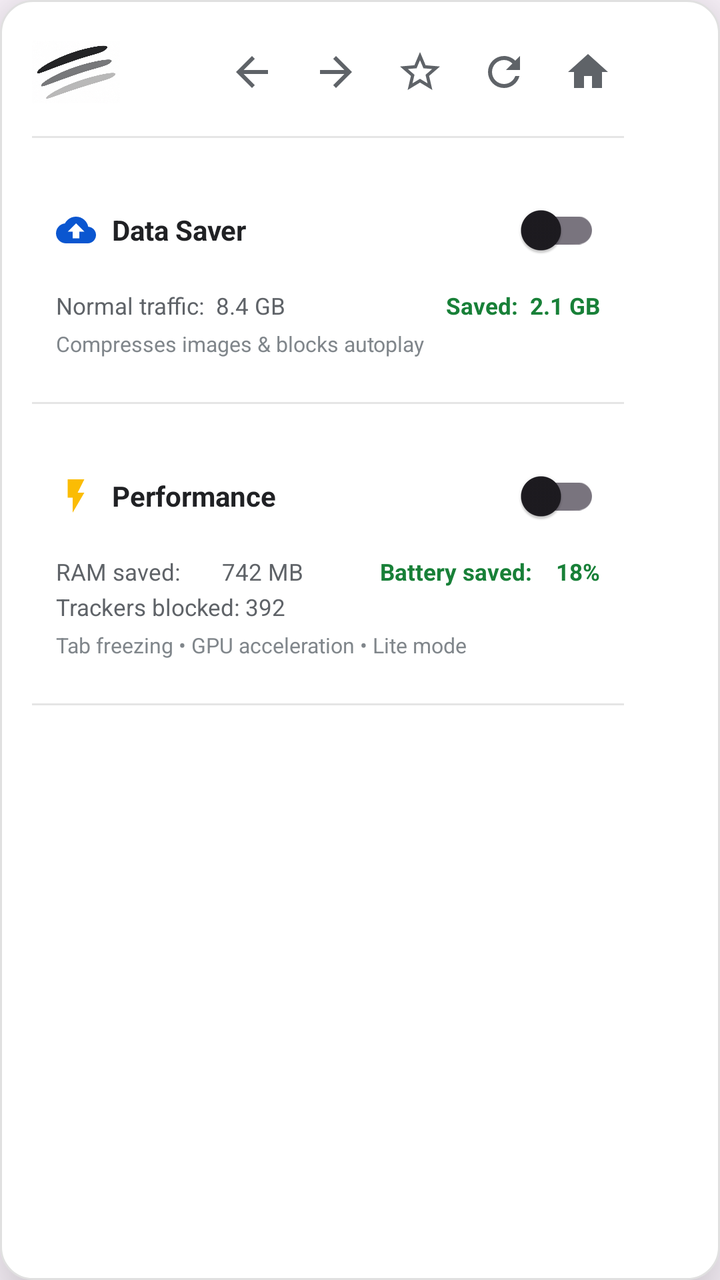
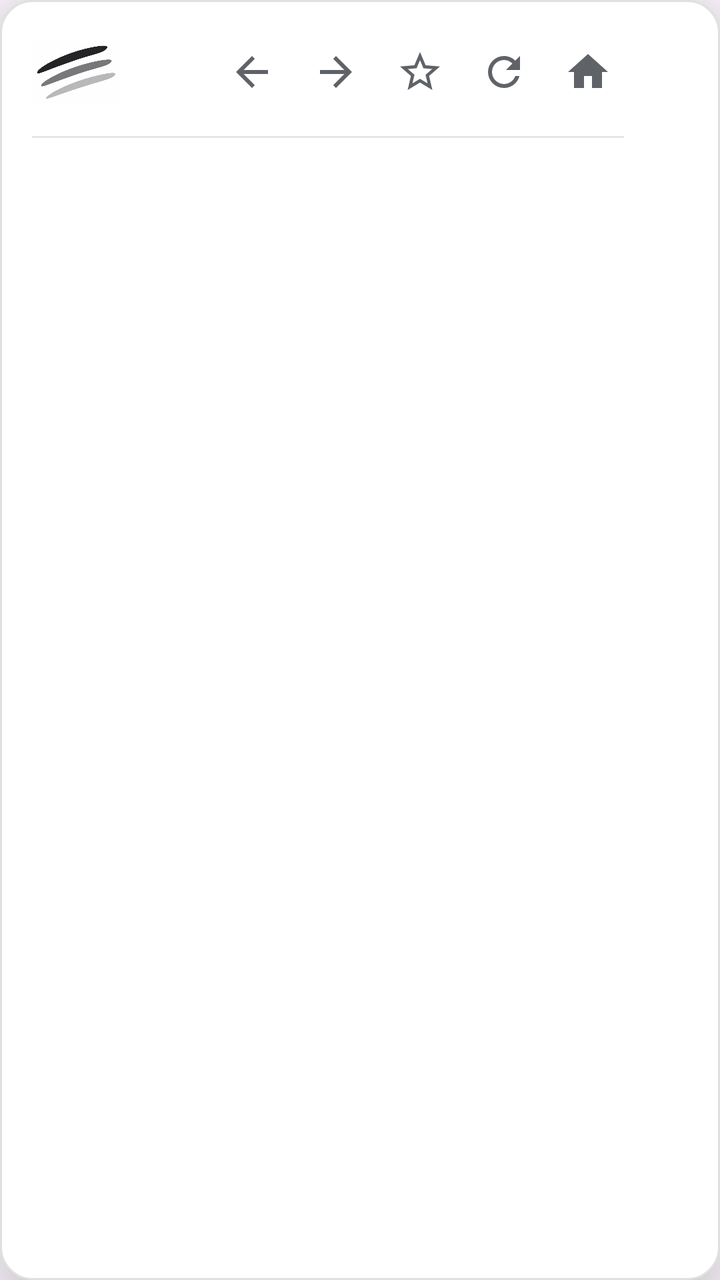

The first picture is an Android layout as it rendered before a commit; the second is the same layout after the commit. The layout source and the unified diff follow.
<!-- AndroidManifest.xml: application theme Theme.Haze -->
<!-- res/layout/layout_browser_menu.xml -->
<?xml version="1.0" encoding="utf-8"?>
<LinearLayout xmlns:android="http://schemas.android.com/apk/res/android"
    xmlns:app="http://schemas.android.com/apk/res-auto"
    android:id="@+id/menuRoot"
    android:layout_width="wrap_content"
    android:layout_height="wrap_content"
    android:background="@drawable/bg_popup_rounded"
    android:orientation="vertical"
    android:paddingStart="16dp"
    android:paddingEnd="16dp"
    android:paddingTop="14dp"
    android:paddingBottom="14dp"
    android:elevation="24dp">

    
    <RelativeLayout
        android:layout_width="296dp"
        android:layout_height="wrap_content"
        android:layout_marginBottom="10dp">

        <ImageView
            android:id="@+id/menuLogo"
            android:layout_width="44dp"
            android:layout_height="44dp"
            android:src="@drawable/haze_logo"
            android:scaleType="fitCenter"
            android:layout_alignParentStart="true"
            android:layout_centerVertical="true"
            android:contentDescription="Haze Logo" />

        <LinearLayout
            android:layout_width="wrap_content"
            android:layout_height="wrap_content"
            android:orientation="horizontal"
            android:gravity="center_vertical"
            android:layout_alignParentEnd="true"
            android:layout_centerVertical="true">

            <ImageButton
                android:id="@+id/btnMenuBack"
                android:layout_width="36dp"
                android:layout_height="36dp"
                android:background="@drawable/bg_circle_gray"
                android:src="@drawable/ic_arrow_back"
                android:layout_marginEnd="6dp"
                app:tint="#5F6368"
                android:contentDescription="Back" />

            <ImageButton
                android:id="@+id/btnMenuForward"
                android:layout_width="36dp"
                android:layout_height="36dp"
                android:background="@drawable/bg_circle_gray"
                android:src="@drawable/ic_arrow_forward"
                android:layout_marginEnd="6dp"
                app:tint="#5F6368"
                android:contentDescription="Forward" />

            <ImageButton
                android:id="@+id/btnMenuStar"
                android:layout_width="36dp"
                android:layout_height="36dp"
                android:background="@drawable/bg_circle_gray"
                android:src="@drawable/ic_star_outline"
                android:layout_marginEnd="6dp"
                app:tint="#5F6368"
                android:contentDescription="Star" />

            <ImageButton
                android:id="@+id/btnMenuReload"
                android:layout_width="36dp"
                android:layout_height="36dp"
                android:background="@drawable/bg_circle_gray"
                android:src="@drawable/ic_refresh"
                android:layout_marginEnd="6dp"
                app:tint="#5F6368"
                android:contentDescription="Reload" />

            <ImageButton
                android:id="@+id/btnMenuHome"
                android:layout_width="36dp"
                android:layout_height="36dp"
                android:background="@drawable/bg_circle_gray"
                android:src="@drawable/ic_home"
                app:tint="#5F6368"
                android:contentDescription="Home" />
        </LinearLayout>
    </RelativeLayout>

    <View
        android:id="@+id/menuDivider"
        android:layout_width="296dp"
        android:layout_height="1dp"
        android:background="#E5E5E5"
        android:layout_marginBottom="10dp" />

    
    <LinearLayout
        android:id="@+id/dataSaverBlock"
        android:layout_width="296dp"
        android:layout_height="wrap_content"
        android:orientation="vertical"
        android:padding="12dp"
        android:layout_marginBottom="10dp"
        android:clickable="true"
        android:focusable="true">

        <RelativeLayout
            android:layout_width="match_parent"
            android:layout_height="wrap_content"
            android:layout_marginBottom="6dp">

            <LinearLayout
                android:layout_width="wrap_content"
                android:layout_height="wrap_content"
                android:orientation="horizontal"
                android:gravity="center_vertical"
                android:layout_alignParentStart="true"
                android:layout_centerVertical="true">

                <ImageView
                    android:id="@+id/ivDataSaverIcon"
                    android:layout_width="20dp"
                    android:layout_height="20dp"
                    android:src="@drawable/ic_data_saver"
                    android:layout_marginEnd="8dp"
                    app:tint="#0A56D0" />

                <TextView
                    android:id="@+id/tvDataSaverTitle"
                    android:layout_width="wrap_content"
                    android:layout_height="wrap_content"
                    android:text="Data Saver"
                    android:textSize="14sp"
                    android:textStyle="bold"
                    android:textColor="#202124" />
            </LinearLayout>

            <androidx.appcompat.widget.SwitchCompat
                android:id="@+id/switchDataSaver"
                android:layout_width="wrap_content"
                android:layout_height="wrap_content"
                android:layout_alignParentEnd="true"
                android:layout_centerVertical="true" />
        </RelativeLayout>

        
        <LinearLayout
            android:layout_width="match_parent"
            android:layout_height="wrap_content"
            android:orientation="horizontal"
            android:gravity="center_vertical"
            android:layout_marginBottom="4dp">

            <TextView
                android:id="@+id/tvTrafficLabel"
                android:layout_width="0dp"
                android:layout_height="wrap_content"
                android:layout_weight="1"
                android:text="Normal traffic:  8.4 GB"
                android:textSize="11.5sp"
                android:textColor="#5F6368" />

            <TextView
                android:id="@+id/tvSavedLabel"
                android:layout_width="wrap_content"
                android:layout_height="wrap_content"
                android:text="Saved:  2.1 GB"
                android:textSize="11.5sp"
                android:textStyle="bold"
                android:textColor="#188038" />
        </LinearLayout>

        
        <TextView
            android:id="@+id/tvDataSaverHint"
            android:layout_width="match_parent"
            android:layout_height="wrap_content"
            android:text="Compresses images &amp; blocks autoplay"
            android:textSize="10.5sp"
            android:textColor="#80868B" />
    </LinearLayout>

    <View
        android:id="@+id/dataSaverDivider"
        android:layout_width="296dp"
        android:layout_height="1dp"
        android:background="#E5E5E5"
        android:layout_marginBottom="10dp" />

    
    <LinearLayout
        android:id="@+id/performanceBlock"
        android:layout_width="296dp"
        android:layout_height="wrap_content"
        android:orientation="vertical"
        android:padding="12dp"
        android:layout_marginBottom="10dp"
        android:clickable="true"
        android:focusable="true">

        <RelativeLayout
            android:layout_width="match_parent"
            android:layout_height="wrap_content"
            android:layout_marginBottom="6dp">

            <LinearLayout
                android:layout_width="wrap_content"
                android:layout_height="wrap_content"
                android:orientation="horizontal"
                android:gravity="center_vertical"
                android:layout_alignParentStart="true"
                android:layout_centerVertical="true">

                <ImageView
                    android:id="@+id/ivPerformanceIcon"
                    android:layout_width="20dp"
                    android:layout_height="20dp"
                    android:src="@drawable/ic_bolt"
                    android:layout_marginEnd="8dp"
                    app:tint="#FBBC04" />

                <TextView
                    android:id="@+id/tvPerformanceTitle"
                    android:layout_width="wrap_content"
                    android:layout_height="wrap_content"
                    android:text="Performance"
                    android:textSize="14sp"
                    android:textStyle="bold"
                    android:textColor="#202124" />
            </LinearLayout>

            <androidx.appcompat.widget.SwitchCompat
                android:id="@+id/switchPerformance"
                android:layout_width="wrap_content"
                android:layout_height="wrap_content"
                android:layout_alignParentEnd="true"
                android:layout_centerVertical="true" />
        </RelativeLayout>

        
        <LinearLayout
            android:layout_width="match_parent"
            android:layout_height="wrap_content"
            android:orientation="horizontal"
            android:gravity="center_vertical"
            android:layout_marginBottom="2dp">

            <TextView
                android:id="@+id/tvRamSavedLabel"
                android:layout_width="0dp"
                android:layout_height="wrap_content"
                android:layout_weight="1"
                android:text="RAM saved:       742 MB"
                android:textSize="11.5sp"
                android:textColor="#5F6368" />

            <TextView
                android:id="@+id/tvBatterySavedLabel"
                android:layout_width="wrap_content"
                android:layout_height="wrap_content"
                android:text="Battery saved:    18%"
                android:textSize="11.5sp"
                android:textStyle="bold"
                android:textColor="#188038" />
        </LinearLayout>

        
        <TextView
            android:id="@+id/tvTrackersBlockedLabel"
            android:layout_width="match_parent"
            android:layout_height="wrap_content"
            android:text="Trackers blocked: 392"
            android:textSize="11.5sp"
            android:textColor="#5F6368"
            android:layout_marginBottom="4dp" />

        
        <TextView
            android:id="@+id/tvPerformanceHint"
            android:layout_width="match_parent"
            android:layout_height="wrap_content"
            android:text="Tab freezing • GPU acceleration • Lite mode"
            android:textSize="10.5sp"
            android:textColor="#80868B" />
    </LinearLayout>

    <View
        android:id="@+id/performanceDivider"
        android:layout_width="296dp"
        android:layout_height="1dp"
        android:background="#E5E5E5"
        android:layout_marginBottom="10dp" />

    
    <GridLayout
        android:id="@+id/menuGrid"
        android:layout_width="296dp"
        android:layout_height="wrap_content"
        android:columnCount="4" />
</LinearLayout>
<!-- resources referenced by this layout -->
<resources>
  <!-- drawable bg_circle_gray (drawable) -->
  <?xml version="1.0" encoding="utf-8"?>
  <shape xmlns:android="http://schemas.android.com/apk/res/android" android:shape="oval">
      <solid android:color="#00000000" />
  </shape>
  <!-- drawable bg_popup_rounded (drawable) -->
  <?xml version="1.0" encoding="utf-8"?>
  <shape xmlns:android="http://schemas.android.com/apk/res/android" android:shape="rectangle">
      <solid android:color="#FFFFFF" />
      <corners android:radius="16dp" />
      <stroke android:width="1dp" android:color="#E0E0E0" />
  </shape>
  <!-- drawable haze_logo: png bitmap (drawable, 321738 bytes) -->
  <!-- drawable ic_arrow_back (drawable) -->
  <vector xmlns:android="http://schemas.android.com/apk/res/android"
      android:width="24dp"
      android:height="24dp"
      android:viewportWidth="24"
      android:viewportHeight="24">
    <path
        android:fillColor="@android:color/white"
        android:pathData="M20,11H7.83l5.59,-5.59L12,4l-8,8 8,8 1.41,-1.41L7.83,13H20v-2z"/>
  </vector>
  <!-- drawable ic_arrow_forward (drawable) -->
  <vector xmlns:android="http://schemas.android.com/apk/res/android"
      android:width="24dp"
      android:height="24dp"
      android:viewportWidth="24"
      android:viewportHeight="24">
    <path
        android:fillColor="@android:color/white"
        android:pathData="M12,4l-1.41,1.41L16.17,11H4v2h12.17l-5.58,5.59L12,20l8,-8z"/>
  </vector>
  <!-- drawable ic_bolt (drawable) -->
  <vector xmlns:android="http://schemas.android.com/apk/res/android"
      android:width="24dp"
      android:height="24dp"
      android:viewportWidth="24"
      android:viewportHeight="24">
    <path
        android:fillColor="#5F6368"
        android:pathData="M7,2v11h3v9l7,-12h-4l4,-8z"/>
  </vector>
  <!-- drawable ic_data_saver (drawable) -->
  <vector xmlns:android="http://schemas.android.com/apk/res/android"
      android:width="24dp"
      android:height="24dp"
      android:viewportWidth="24"
      android:viewportHeight="24">
    <path
        android:fillColor="#5F6368"
        android:pathData="M19.35,10.04C18.67,6.59 15.64,4 12,4 9.11,4 6.6,5.64 5.35,8.04 2.34,8.36 0,10.91 0,14c0,3.31 2.69,6 6,6h13c2.76,0 5,-2.24 5,-5 0,-2.64 -2.05,-4.78 -4.65,-4.96zM14,13v4h-4v-4H7l5,-5 5,5h-3z"/>
  </vector>
  <!-- drawable ic_home (drawable) -->
  <vector xmlns:android="http://schemas.android.com/apk/res/android"
      android:width="24dp"
      android:height="24dp"
      android:viewportWidth="24"
      android:viewportHeight="24">
      <path
          android:fillColor="#FF5F6368"
          android:pathData="M10,20V14H14V20H19V12H22L12,3L2,12H5V20H10Z"/>
  </vector>
  <!-- drawable ic_refresh (drawable) -->
  <vector xmlns:android="http://schemas.android.com/apk/res/android"
      android:width="24dp"
      android:height="24dp"
      android:viewportWidth="24"
      android:viewportHeight="24">
      <path
          android:fillColor="#FFFFFF"
          android:pathData="M17.65,6.35C16.2,4.9 14.21,4 12,4A8,8 0 0,0 4,12A8,8 0 0,0 12,20C15.73,20 18.84,17.45 19.73,14H17.65C16.83,16.33 14.61,18 12,18A6,6 0 0,1 6,12A6,6 0 0,1 12,6C13.66,6 15.14,6.69 16.22,7.78L13,11H20V4L17.65,6.35Z"/>
  </vector>
  <!-- drawable ic_star_outline (drawable) -->
  <vector xmlns:android="http://schemas.android.com/apk/res/android"
      android:width="24dp"
      android:height="24dp"
      android:viewportWidth="24"
      android:viewportHeight="24">
      <path
          android:fillColor="#FFFFFF"
          android:pathData="M22,9.24l-7.19,-0.62L12,2L9.19,8.63L2,9.24l5.46,4.73L5.82,21L12,17.27L18.18,21l-1.63,-7.03L22,9.24zM12,15.4l-3.76,2.27l1,-4.28l-3.32,-2.88l4.38,-0.38L12,6.1l1.71,4.04l4.38,0.38l-3.32,2.88l1,4.28L12,15.4z"/>
  </vector>
  <style name="Theme.Haze" parent="Base.Theme.Haze" />
  <style name="Base.Theme.Haze" parent="Theme.Material3.DayNight.NoActionBar">
          
          
      </style>
</resources>

<!-- the commit's change to res/layout/layout_browser_menu.xml (unified diff, before → after) -->
@@ -95,204 +95,6 @@
         android:layout_marginBottom="10dp" />
 
     
-    <LinearLayout
-        android:id="@+id/dataSaverBlock"
-        android:layout_width="296dp"
-        android:layout_height="wrap_content"
-        android:orientation="vertical"
-        android:padding="12dp"
-        android:layout_marginBottom="10dp"
-        android:clickable="true"
-        android:focusable="true">
-
-        <RelativeLayout
-            android:layout_width="match_parent"
-            android:layout_height="wrap_content"
-            android:layout_marginBottom="6dp">
-
-            <LinearLayout
-                android:layout_width="wrap_content"
-                android:layout_height="wrap_content"
-                android:orientation="horizontal"
-                android:gravity="center_vertical"
-                android:layout_alignParentStart="true"
-                android:layout_centerVertical="true">
-
-                <ImageView
-                    android:id="@+id/ivDataSaverIcon"
-                    android:layout_width="20dp"
-                    android:layout_height="20dp"
-                    android:src="@drawable/ic_data_saver"
-                    android:layout_marginEnd="8dp"
-                    app:tint="#0A56D0" />
-
-                <TextView
-                    android:id="@+id/tvDataSaverTitle"
-                    android:layout_width="wrap_content"
-                    android:layout_height="wrap_content"
-                    android:text="Data Saver"
-                    android:textSize="14sp"
-                    android:textStyle="bold"
-                    android:textColor="#202124" />
-            </LinearLayout>
-
-            <androidx.appcompat.widget.SwitchCompat
-                android:id="@+id/switchDataSaver"
-                android:layout_width="wrap_content"
-                android:layout_height="wrap_content"
-                android:layout_alignParentEnd="true"
-                android:layout_centerVertical="true" />
-        </RelativeLayout>
-
-        
-        <LinearLayout
-            android:layout_width="match_parent"
-            android:layout_height="wrap_content"
-            android:orientation="horizontal"
-            android:gravity="center_vertical"
-            android:layout_marginBottom="4dp">
-
-            <TextView
-                android:id="@+id/tvTrafficLabel"
-                android:layout_width="0dp"
-                android:layout_height="wrap_content"
-                android:layout_weight="1"
-                android:text="Normal traffic:  8.4 GB"
-                android:textSize="11.5sp"
-                android:textColor="#5F6368" />
-
-            <TextView
-                android:id="@+id/tvSavedLabel"
-                android:layout_width="wrap_content"
-                android:layout_height="wrap_content"
-                android:text="Saved:  2.1 GB"
-                android:textSize="11.5sp"
-                android:textStyle="bold"
-                android:textColor="#188038" />
-        </LinearLayout>
-
-        
-        <TextView
-            android:id="@+id/tvDataSaverHint"
-            android:layout_width="match_parent"
-            android:layout_height="wrap_content"
-            android:text="Compresses images &amp; blocks autoplay"
-            android:textSize="10.5sp"
-            android:textColor="#80868B" />
-    </LinearLayout>
-
-    <View
-        android:id="@+id/dataSaverDivider"
-        android:layout_width="296dp"
-        android:layout_height="1dp"
-        android:background="#E5E5E5"
-        android:layout_marginBottom="10dp" />
-
-    
-    <LinearLayout
-        android:id="@+id/performanceBlock"
-        android:layout_width="296dp"
-        android:layout_height="wrap_content"
-        android:orientation="vertical"
-        android:padding="12dp"
-        android:layout_marginBottom="10dp"
-        android:clickable="true"
-        android:focusable="true">
-
-        <RelativeLayout
-            android:layout_width="match_parent"
-            android:layout_height="wrap_content"
-            android:layout_marginBottom="6dp">
-
-            <LinearLayout
-                android:layout_width="wrap_content"
-                android:layout_height="wrap_content"
-                android:orientation="horizontal"
-                android:gravity="center_vertical"
-                android:layout_alignParentStart="true"
-                android:layout_centerVertical="true">
-
-                <ImageView
-                    android:id="@+id/ivPerformanceIcon"
-                    android:layout_width="20dp"
-                    android:layout_height="20dp"
-                    android:src="@drawable/ic_bolt"
-                    android:layout_marginEnd="8dp"
-                    app:tint="#FBBC04" />
-
-                <TextView
-                    android:id="@+id/tvPerformanceTitle"
-                    android:layout_width="wrap_content"
-                    android:layout_height="wrap_content"
-                    android:text="Performance"
-                    android:textSize="14sp"
-                    android:textStyle="bold"
-                    android:textColor="#202124" />
-            </LinearLayout>
-
-            <androidx.appcompat.widget.SwitchCompat
-                android:id="@+id/switchPerformance"
-                android:layout_width="wrap_content"
-                android:layout_height="wrap_content"
-                android:layout_alignParentEnd="true"
-                android:layout_centerVertical="true" />
-        </RelativeLayout>
-
-        
-        <LinearLayout
-            android:layout_width="match_parent"
-            android:layout_height="wrap_content"
-            android:orientation="horizontal"
-            android:gravity="center_vertical"
-            android:layout_marginBottom="2dp">
-
-            <TextView
-                android:id="@+id/tvRamSavedLabel"
-                android:layout_width="0dp"
-                android:layout_height="wrap_content"
-                android:layout_weight="1"
-                android:text="RAM saved:       742 MB"
-                android:textSize="11.5sp"
-                android:textColor="#5F6368" />
-
-            <TextView
-                android:id="@+id/tvBatterySavedLabel"
-                android:layout_width="wrap_content"
-                android:layout_height="wrap_content"
-                android:text="Battery saved:    18%"
-                android:textSize="11.5sp"
-                android:textStyle="bold"
-                android:textColor="#188038" />
-        </LinearLayout>
-
-        
-        <TextView
-            android:id="@+id/tvTrackersBlockedLabel"
-            android:layout_width="match_parent"
-            android:layout_height="wrap_content"
-            android:text="Trackers blocked: 392"
-            android:textSize="11.5sp"
-            android:textColor="#5F6368"
-            android:layout_marginBottom="4dp" />
-
-        
-        <TextView
-            android:id="@+id/tvPerformanceHint"
-            android:layout_width="match_parent"
-            android:layout_height="wrap_content"
-            android:text="Tab freezing • GPU acceleration • Lite mode"
-            android:textSize="10.5sp"
-            android:textColor="#80868B" />
-    </LinearLayout>
-
-    <View
-        android:id="@+id/performanceDivider"
-        android:layout_width="296dp"
-        android:layout_height="1dp"
-        android:background="#E5E5E5"
-        android:layout_marginBottom="10dp" />
-
-    
     <GridLayout
         android:id="@+id/menuGrid"
         android:layout_width="296dp"
<!-- resource entries referenced after the edit -->
@@ -32,26 +32,6 @@
     <path
         android:fillColor="@android:color/white"
         android:pathData="M12,4l-1.41,1.41L16.17,11H4v2h12.17l-5.58,5.59L12,20l8,-8z"/>
-  </vector>
-  <!-- drawable ic_bolt (drawable) -->
-  <vector xmlns:android="http://schemas.android.com/apk/res/android"
-      android:width="24dp"
-      android:height="24dp"
-      android:viewportWidth="24"
-      android:viewportHeight="24">
-    <path
-        android:fillColor="#5F6368"
-        android:pathData="M7,2v11h3v9l7,-12h-4l4,-8z"/>
-  </vector>
-  <!-- drawable ic_data_saver (drawable) -->
-  <vector xmlns:android="http://schemas.android.com/apk/res/android"
-      android:width="24dp"
-      android:height="24dp"
-      android:viewportWidth="24"
-      android:viewportHeight="24">
-    <path
-        android:fillColor="#5F6368"
-        android:pathData="M19.35,10.04C18.67,6.59 15.64,4 12,4 9.11,4 6.6,5.64 5.35,8.04 2.34,8.36 0,10.91 0,14c0,3.31 2.69,6 6,6h13c2.76,0 5,-2.24 5,-5 0,-2.64 -2.05,-4.78 -4.65,-4.96zM14,13v4h-4v-4H7l5,-5 5,5h-3z"/>
   </vector>
   <!-- drawable ic_home (drawable) -->
   <vector xmlns:android="http://schemas.android.com/apk/res/android"
